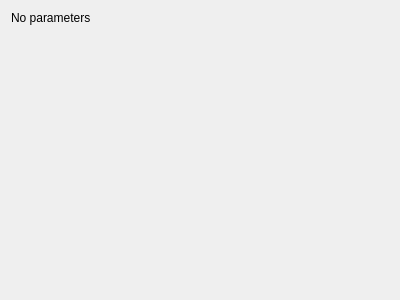
This is mandelbulber2/qt_data/fractal_ides2.ui in buddhi1980/mandelbulber2 as Qt 5 draws it before an edit. The edited form follows.
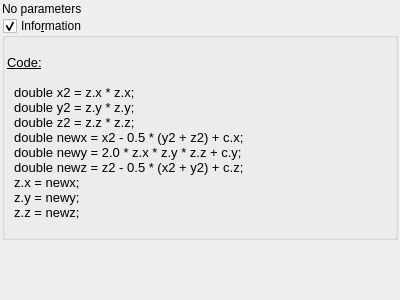
This is the edited form. Custom widgets are drawn as their Qt base class.

Commit message: Added information boxes to several formulas. Formated code for fractal formulas.

```diff
--- a/mandelbulber2/qt_data/fractal_ides2.ui
+++ b/mandelbulber2/qt_data/fractal_ides2.ui
@@ -14,6 +14,21 @@
    <string>Form</string>
   </property>
   <layout class="QVBoxLayout" name="verticalLayout">
+   <property name="spacing">
+    <number>2</number>
+   </property>
+   <property name="leftMargin">
+    <number>2</number>
+   </property>
+   <property name="topMargin">
+    <number>2</number>
+   </property>
+   <property name="rightMargin">
+    <number>2</number>
+   </property>
+   <property name="bottomMargin">
+    <number>2</number>
+   </property>
    <item>
     <widget class="QLabel" name="label">
      <property name="text">
@@ -21,6 +36,68 @@
      </property>
     </widget>
    </item>
+   <item>
+    <widget class="MyGroupBox" name="groupCheck_info">
+     <property name="title">
+      <string>Info&amp;rmation</string>
+     </property>
+     <property name="flat">
+      <bool>false</bool>
+     </property>
+     <property name="checkable">
+      <bool>true</bool>
+     </property>
+     <layout class="QVBoxLayout" name="verticalLayout_2">
+      <property name="spacing">
+       <number>2</number>
+      </property>
+      <property name="leftMargin">
+       <number>2</number>
+      </property>
+      <property name="topMargin">
+       <number>2</number>
+      </property>
+      <property name="rightMargin">
+       <number>2</number>
+      </property>
+      <property name="bottomMargin">
+       <number>2</number>
+      </property>
+      <item>
+       <widget class="QLabel" name="label_4">
+        <property name="text">
+         <string>&lt;!DOCTYPE HTML PUBLIC &quot;-//W3C//DTD HTML 4.0//EN&quot; &quot;http://www.w3.org/TR/REC-html40/strict.dtd&quot;&gt;
+&lt;html&gt;&lt;head&gt;&lt;meta name=&quot;qrichtext&quot; content=&quot;1&quot; /&gt;&lt;style type=&quot;text/css&quot;&gt;
+p, li { white-space: pre-wrap; }
+&lt;/style&gt;&lt;/head&gt;&lt;body style=&quot; font-family:'Apolonia Nova Lekka OT'; font-size:10pt; font-weight:200; font-style:normal;&quot;&gt;
+&lt;p style=&quot;-qt-paragraph-type:empty; margin-top:0px; margin-bottom:0px; margin-left:0px; margin-right:0px; -qt-block-indent:0; text-indent:0px;&quot;&gt;&lt;br /&gt;&lt;/p&gt;
+&lt;p style=&quot; margin-top:0px; margin-bottom:0px; margin-left:0px; margin-right:0px; -qt-block-indent:0; text-indent:0px;&quot;&gt;&lt;span style=&quot; text-decoration: underline;&quot;&gt;Code:&lt;/span&gt;&lt;/p&gt;
+&lt;p style=&quot;-qt-paragraph-type:empty; margin-top:0px; margin-bottom:0px; margin-left:0px; margin-right:0px; -qt-block-indent:0; text-indent:0px; text-decoration: underline;&quot;&gt;&lt;br /&gt;&lt;/p&gt;
+&lt;p style=&quot; margin-top:0px; margin-bottom:0px; margin-left:0px; margin-right:0px; -qt-block-indent:0; text-indent:0px;&quot;&gt;  double x2 = z.x * z.x;&lt;/p&gt;
+&lt;p style=&quot; margin-top:0px; margin-bottom:0px; margin-left:0px; margin-right:0px; -qt-block-indent:0; text-indent:0px;&quot;&gt;  double y2 = z.y * z.y;&lt;/p&gt;
+&lt;p style=&quot; margin-top:0px; margin-bottom:0px; margin-left:0px; margin-right:0px; -qt-block-indent:0; text-indent:0px;&quot;&gt;  double z2 = z.z * z.z;&lt;/p&gt;
+&lt;p style=&quot; margin-top:0px; margin-bottom:0px; margin-left:0px; margin-right:0px; -qt-block-indent:0; text-indent:0px;&quot;&gt;  double newx = x2 - 0.5 * (y2 + z2) + c.x;&lt;/p&gt;
+&lt;p style=&quot; margin-top:0px; margin-bottom:0px; margin-left:0px; margin-right:0px; -qt-block-indent:0; text-indent:0px;&quot;&gt;  double newy = 2.0 * z.x * z.y * z.z + c.y;&lt;/p&gt;
+&lt;p style=&quot; margin-top:0px; margin-bottom:0px; margin-left:0px; margin-right:0px; -qt-block-indent:0; text-indent:0px;&quot;&gt;  double newz = z2 - 0.5 * (x2 + y2) + c.z;&lt;/p&gt;
+&lt;p style=&quot; margin-top:0px; margin-bottom:0px; margin-left:0px; margin-right:0px; -qt-block-indent:0; text-indent:0px;&quot;&gt;  z.x = newx;&lt;/p&gt;
+&lt;p style=&quot; margin-top:0px; margin-bottom:0px; margin-left:0px; margin-right:0px; -qt-block-indent:0; text-indent:0px;&quot;&gt;  z.y = newy;&lt;/p&gt;
+&lt;p style=&quot; margin-top:0px; margin-bottom:0px; margin-left:0px; margin-right:0px; -qt-block-indent:0; text-indent:0px;&quot;&gt;  z.z = newz;&lt;/p&gt;
+&lt;p style=&quot;-qt-paragraph-type:empty; margin-top:0px; margin-bottom:0px; margin-left:0px; margin-right:0px; -qt-block-indent:0; text-indent:0px;&quot;&gt;&lt;br /&gt;&lt;/p&gt;&lt;/body&gt;&lt;/html&gt;</string>
+        </property>
+        <property name="wordWrap">
+         <bool>true</bool>
+        </property>
+        <property name="openExternalLinks">
+         <bool>true</bool>
+        </property>
+        <property name="textInteractionFlags">
+         <set>Qt::LinksAccessibleByMouse|Qt::TextSelectableByMouse</set>
+        </property>
+       </widget>
+      </item>
+     </layout>
+    </widget>
+   </item>
    <item>
     <spacer name="verticalSpacer">
      <property name="orientation">
@@ -36,6 +113,14 @@
    </item>
   </layout>
  </widget>
+ <customwidgets>
+  <customwidget>
+   <class>MyGroupBox</class>
+   <extends>QGroupBox</extends>
+   <header>mygroupbox.h</header>
+   <container>1</container>
+  </customwidget>
+ </customwidgets>
  <resources/>
  <connections/>
 </ui>
```
The commit also changes 8 other files.
